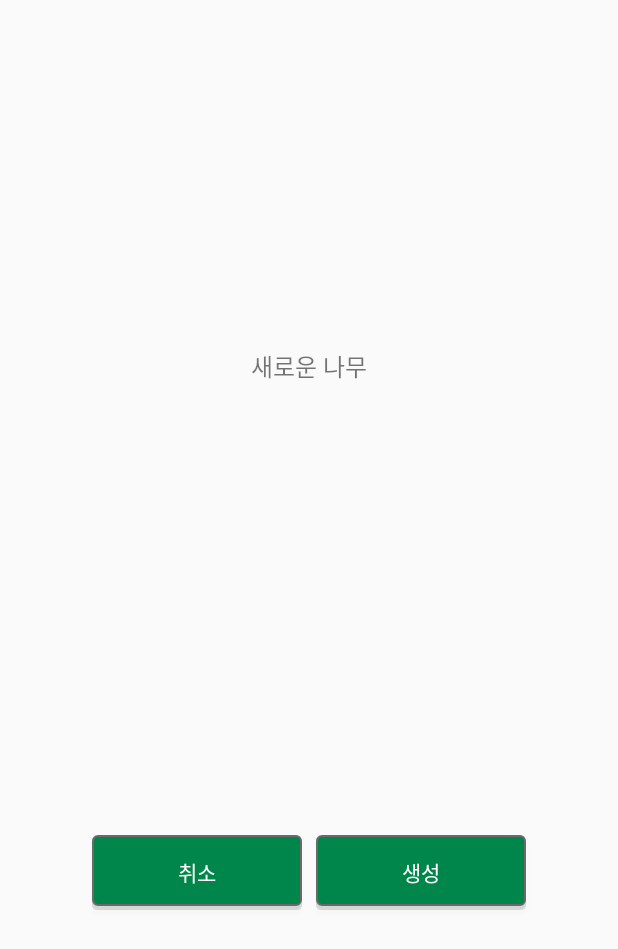
After one commit to Porest/Porest, an Android app: the layout dialog_make_tree.xml on its own in the app's theme, with its tools: preview values and no code run, on a phone screen of 412 x 824 dp. The commit adds this screen. Shown: the top 949 px of the screen. Run offline under Robolectric (Android 15) with nearby library versions, the phone set to English and light mode, and no system bars.

Commit message:
MakeTree Dialog, 버튼 스킨

```diff
--- a/Android/app/src/main/java/com/planb/porest/activities/MainActivity.java
+++ b/Android/app/src/main/java/com/planb/porest/activities/MainActivity.java
@@ -1,5 +1,6 @@
 package com.planb.porest.activities;
 
+import android.content.DialogInterface;
 import android.graphics.Color;
 import android.os.Bundle;
 import android.support.v7.widget.LinearLayoutManager;
@@ -15,6 +16,7 @@ import com.androidquery.callback.AjaxCallback;
 import com.androidquery.callback.AjaxStatus;
 import com.planb.porest.R;
 import com.planb.porest.activities.base.BaseActivity;
+import com.planb.porest.dialogs.MakeTree;
 import com.planb.porest.support.db.DBHelper;
 import com.planb.porest.support.networking.Host;
 import com.planb.porest.support.vo.Tree;
@@ -90,6 +92,14 @@ public class MainActivity extends BaseActivity {
                 }
             }
         }.method(AQuery.METHOD_GET));
+
+        fab.setOnClickListener(new View.OnClickListener() {
+            @Override
+            public void onClick(View v) {
+                final MakeTree dialog = new MakeTree(MainActivity.this);
+                dialog.show();
+            }
+        });
     }
 }
 
--- /dev/null
+++ b/Android/app/src/main/java/com/planb/porest/dialogs/MakeTree.java
@@ -0,0 +1,27 @@
+package com.planb.porest.dialogs;
+
+import android.app.Dialog;
+import android.content.Context;
+import android.os.Bundle;
+import android.widget.Button;
+
+import com.planb.porest.R;
+
+/**
+ * Created by dsm2016 on 2017-07-23.
+ */
+
+public class MakeTree extends Dialog {
+    public MakeTree(Context context) {
+        super(context);
+    }
+
+    private Button cancelBtn;
+    private Button confirmBtn;
+
+    @Override
+    protected void onCreate(Bundle savedInstanceState) {
+        super.onCreate(savedInstanceState);
+        setContentView(R.layout.dialog_make_tree);
+    }
+}
--- /dev/null
+++ b/Android/app/src/main/res/drawable/button.xml
@@ -0,0 +1,23 @@
+<?xml version="1.0" encoding="utf-8"?>
+<selector xmlns:android="http://schemas.android.com/apk/res/android">
+
+    <item>
+        <layer-list>
+            <!-- shadow (밑으로) : 그림자 -->
+            <item android:top="3dp">
+                <shape>
+                    <corners android:radius="3dp" />
+                    <solid android:color="#1f000000" />
+                </shape>
+            </item>
+            <!-- background (위로) -->
+            <item android:bottom="3dp">
+                <shape>
+                    <corners android:radius="3dp" />
+                    <solid android:color="#00854a" />
+                    <stroke android:width="1dp" android:color="#6a6a6a" />
+                </shape>
+            </item>
+        </layer-list>
+    </item>
+</selector>
--- /dev/null
+++ b/Android/app/src/main/res/layout/dialog_make_tree.xml
@@ -0,0 +1,43 @@
+<?xml version="1.0" encoding="utf-8"?>
+<RelativeLayout xmlns:android="http://schemas.android.com/apk/res/android"
+    android:id="@+id/lay_background"
+    android:layout_width="fill_parent"
+    android:layout_height="fill_parent">
+
+    <RelativeLayout
+        android:layout_width="300dp"
+        android:layout_height="400dp"
+        android:layout_centerInParent="true">
+
+        <TextView
+            android:id="@+id/guideView"
+            android:layout_width="wrap_content"
+            android:layout_height="wrap_content"
+            android:layout_centerHorizontal="true"
+            android:paddingTop="20dp"
+            android:textSize="16sp"
+            android:text="새로운 나무"/>
+
+        <Button
+            android:id="@+id/cancelBtn"
+            android:layout_marginStart="5dp"
+            android:layout_marginBottom="5dp"
+            android:layout_width="140dp"
+            android:layout_height="50dp"
+            android:text="취소"
+            android:textColor="#ffffff"
+            android:background="@drawable/button"
+            android:layout_alignParentBottom="true"/>
+        <Button
+            android:id="@+id/confirmBtn"
+            android:layout_marginEnd="5dp"
+            android:layout_marginBottom="5dp"
+            android:layout_alignParentRight="true"
+            android:layout_width="140dp"
+            android:layout_height="50dp"
+            android:text="생성"
+            android:textColor="#ffffff"
+            android:background="@drawable/button"
+            android:layout_alignParentBottom="true"/>
+    </RelativeLayout>
+</RelativeLayout>
--- a/Android/app/src/main/res/layout/login.xml
+++ b/Android/app/src/main/res/layout/login.xml
@@ -41,6 +41,7 @@
             sl:scale_height="110"
             sl:scale_textsize="36"/>
         <Button
+            android:background="@drawable/button"
             android:id="@+id/loginBtn"
             android:layout_width="0dp"
             android:layout_height="0dp"
--- a/Android/app/src/main/res/layout/signup.xml
+++ b/Android/app/src/main/res/layout/signup.xml
@@ -96,6 +96,7 @@
             sl:scale_height="110"
             sl:scale_textsize="36"/>
         <Button
+            android:background="@drawable/button"
             android:id="@+id/signupBtn"
             android:layout_width="0dp"
             android:layout_height="0dp"
```
